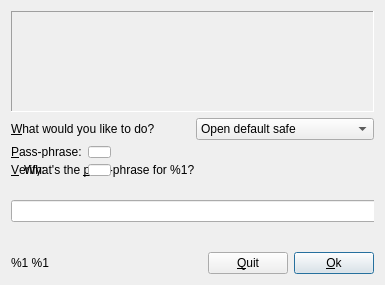
Old version of the form src/startupdlgbase.ui in the repository SemanticGap/mypasswordsafe.
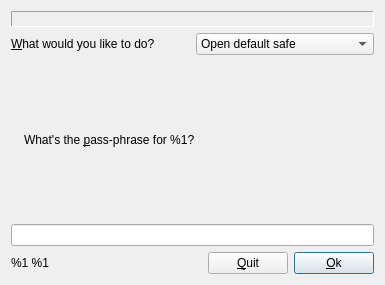
New version of the form. Icons and pictures are not drawn. Custom widgets are drawn as their Qt base class.

What changed in the file:
```diff
--- a/src/startupdlgbase.ui
+++ b/src/startupdlgbase.ui
@@ -82,7 +82,7 @@
     </layout>
    </item>
    <item>
-    <widget class="Q3WidgetStack" name="passPhraseStack">
+    <widget class="QStackedWidget" name="passPhraseStack">
      <widget class="QWidget" name="passPhrase">
       <property name="geometry">
        <rect>
```
Left out of the diff: 1 changed line with no effect on the pictures.
